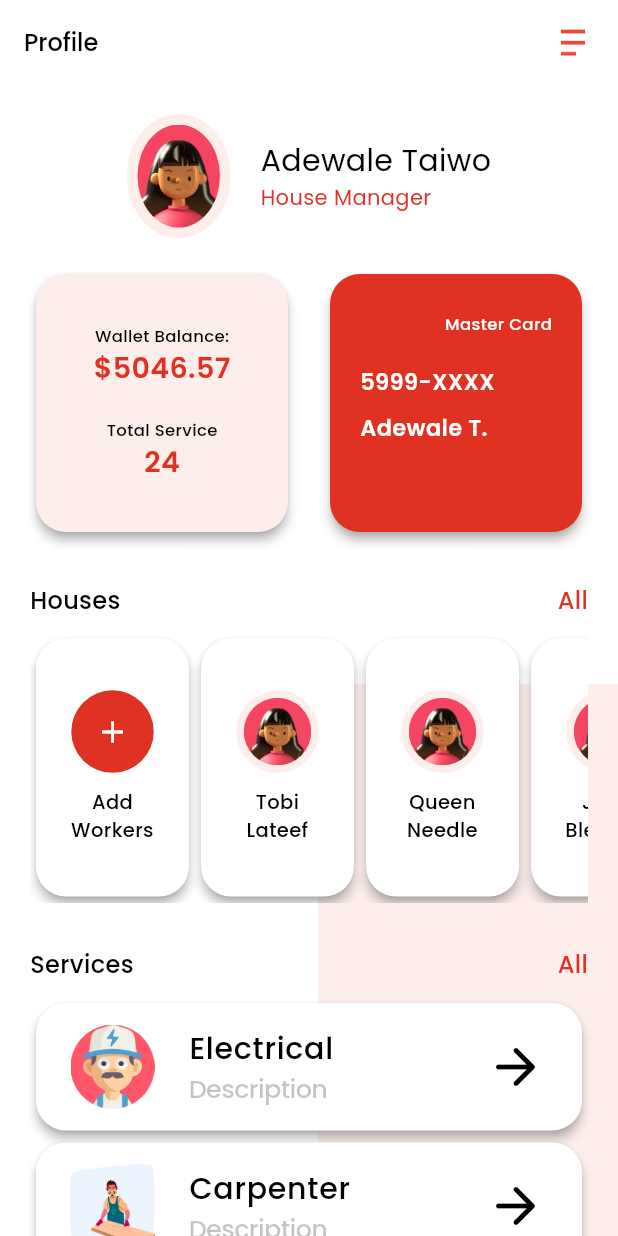
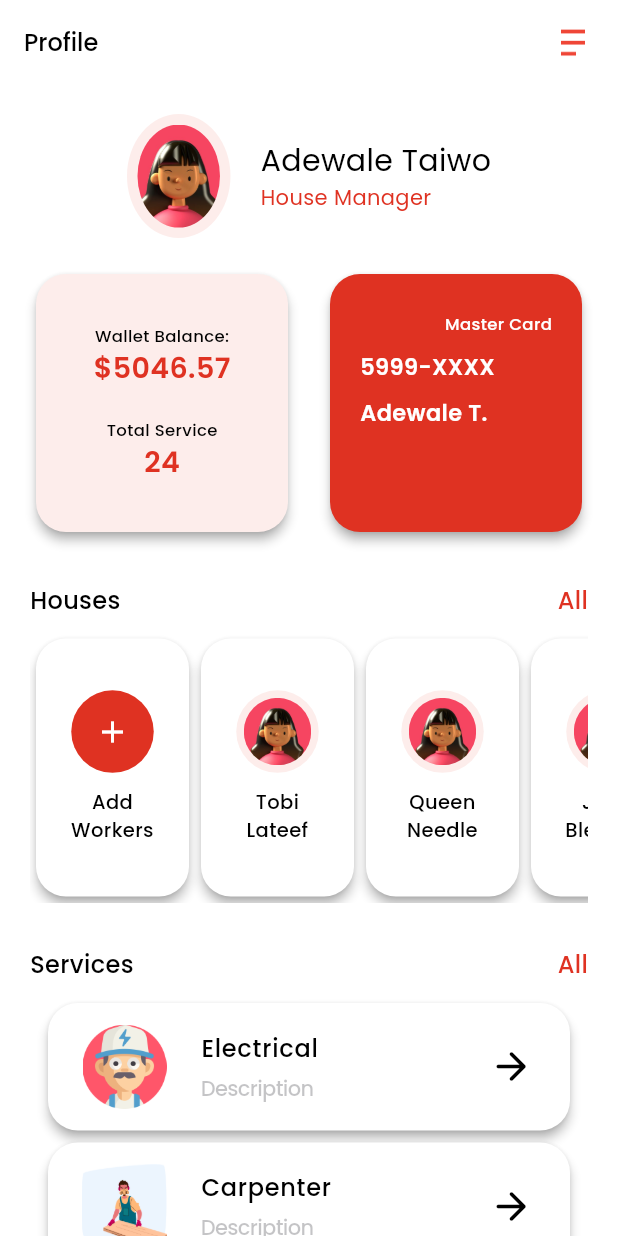
Before and after one commit to SamaShurrab/ServicesAppDesign, a Flutter app: the HomePage screen opened by its route, on a phone screen of 412 x 824 dp. Run offline on Flutter 3.47's test engine with Material 3 defaults, Android fonts, the phone set to English and light mode, and no system bars.

Commit message:
Refactor UI elements and update padding in login and register pages; adjust font sizes and image heights for better layout consistency.

```diff
--- a/lib/custom widget/custom_section_services.dart
+++ b/lib/custom widget/custom_section_services.dart
@@ -29,22 +29,25 @@ class CustomSectionServices extends StatelessWidget {
             servicesNameList[index]["servicesName"],
             style: TextStyle(
               fontWeight: FontWeight.w500,
-              fontSize: 20,
+              fontSize: 16,
               color: Colors.black,
             ),
           ),
-          subtitle: Text(
-            servicesNameList[index]["servicesDescripton"],
-            style: TextStyle(
-              fontWeight: FontWeight.w500,
-              fontSize: 17,
-              letterSpacing: -0.43,
-              color: AppColors.descriptionTextColor,
+          subtitle: Padding(
+            padding: const EdgeInsets.only(top: 5),
+            child: Text(
+              servicesNameList[index]["servicesDescripton"],
+              style: TextStyle(
+                fontWeight: FontWeight.w500,
+                fontSize: 14,
+                letterSpacing: -0.43,
+                color: AppColors.descriptionTextColor,
+              ),
             ),
           ),
           trailing: Icon(
             Icons.arrow_forward_rounded,
-            size: 40,
+            size: 30,
             color: Colors.black,
           ),
         ),
--- a/lib/pages/home_page.dart
+++ b/lib/pages/home_page.dart
@@ -23,63 +23,49 @@ class HomePage extends StatelessWidget {
         elevation: 0,
         title: Text(
           AppStrings.appBarTitle,
-          style: TextStyle(
+          style: const TextStyle(
             fontWeight: FontWeight.w500,
             fontSize: 16,
             color: Colors.black,
           ),
         ),
-        actionsPadding: EdgeInsets.only(right: 20),
+        actionsPadding: const EdgeInsets.only(right: 20),
         actions: [
           InkWell(child: Image.asset(Paths.munu, height: 20, width: 20)),
         ],
         automaticallyImplyLeading: false,
       ),
       body: SingleChildScrollView(
-        child: Stack(
-          children: [
-            Positioned(
-              right: 0,
-              bottom: 0,
-              top: 400,
-              child: Container(
-                width: 200,
-                height: double.infinity,
-                decoration: BoxDecoration(color: AppColors.secondaryColor),
-              ),
-            ),
-            Padding(
-              padding: const EdgeInsets.all(20.0),
+        padding: const EdgeInsets.all(20),
         child: Column(
           children: [
+            // User Info
             Row(
               mainAxisAlignment: MainAxisAlignment.center,
               children: [
                 Container(
                   width: 69,
                   height: 82.72,
-                        decoration: BoxDecoration(
+                  decoration: const BoxDecoration(
                     color: AppColors.secondaryColor,
-                          borderRadius: BorderRadius.all(
-                            Radius.elliptical(50, 60),
-                          ),
+                    borderRadius: BorderRadius.all(Radius.elliptical(50, 60)),
                   ),
                   child: Padding(
                     padding: const EdgeInsets.all(7),
                     child: ClipOval(
                       child: Image.asset(
+                        Paths.userImagePath,
                         width: 55,
                         height: 65.94,
-                              Paths.userImagePath,
                         fit: BoxFit.cover,
                       ),
                     ),
                   ),
                 ),
-                      SizedBox(width: 20),
+                const SizedBox(width: 20),
                 Column(
                   crossAxisAlignment: CrossAxisAlignment.start,
-                        children: [
+                  children: const [
                     Text(
                       AppStrings.userName,
                       style: TextStyle(
@@ -100,7 +86,10 @@ class HomePage extends StatelessWidget {
                 ),
               ],
             ),
-                  SizedBox(height: 20),
+
+            const SizedBox(height: 20),
+
+            // Cards Wallet + MasterCard
             Row(
               mainAxisAlignment: MainAxisAlignment.center,
               children: [
@@ -112,7 +101,7 @@ class HomePage extends StatelessWidget {
                     widget: Column(
                       mainAxisAlignment: MainAxisAlignment.center,
                       children: [
-                              Text(
+                        const Text(
                           AppStrings.walletBalance,
                           style: TextStyle(
                             fontSize: 11,
@@ -120,7 +109,7 @@ class HomePage extends StatelessWidget {
                             color: Colors.black,
                           ),
                         ),
-                              Text(
+                        const Text(
                           AppStrings.walletBalanceNumber,
                           style: TextStyle(
                             fontSize: 19,
@@ -128,8 +117,8 @@ class HomePage extends StatelessWidget {
                             color: AppColors.primaryColor,
                           ),
                         ),
-                              SizedBox(height: 20),
-                              Text(
+                        const SizedBox(height: 20),
+                        const Text(
                           AppStrings.totalService,
                           style: TextStyle(
                             fontSize: 11,
@@ -137,7 +126,7 @@ class HomePage extends StatelessWidget {
                             color: Colors.black,
                           ),
                         ),
-                              Text(
+                        const Text(
                           AppStrings.totalServiceNumber,
                           style: TextStyle(
                             fontSize: 19,
@@ -149,7 +138,7 @@ class HomePage extends StatelessWidget {
                     ),
                   ),
                 ),
-                      SizedBox(width: 20),
+                const SizedBox(width: 20),
                 Expanded(
                   child: CustomCard(
                     height: AppDimensions.heightCardInformation,
@@ -162,7 +151,7 @@ class HomePage extends StatelessWidget {
                       ),
                       child: Column(
                         crossAxisAlignment: CrossAxisAlignment.start,
-                              children: [
+                        children: const [
                           Align(
                             alignment: Alignment.topRight,
                             child: Text(
@@ -174,7 +163,7 @@ class HomePage extends StatelessWidget {
                               ),
                             ),
                           ),
-                                SizedBox(height: 20),
+                          SizedBox(height: 10),
                           Text(
                             AppStrings.masterCardNumber,
                             style: TextStyle(
@@ -199,7 +188,10 @@ class HomePage extends StatelessWidget {
                 ),
               ],
             ),
+
             SizedBox(height: AppDimensions.heightBetweenSections),
+
+            // Houses Section
             CustomSectionName(
               sectionName: AppStrings.houses,
               onTap: () {
@@ -212,13 +204,13 @@ class HomePage extends StatelessWidget {
                 );
               },
             ),
-                  SizedBox(
-                    height: AppDimensions.heightBetweenSectionsAndContents,
-                  ),
+            SizedBox(height: AppDimensions.heightBetweenSectionsAndContents),
             SizedBox(
               width: double.infinity,
               height: AppDimensions.heightCardInformation,
               child: ListView.builder(
+                scrollDirection: Axis.horizontal,
+                shrinkWrap: true,
                 itemCount: Collections.housesName.length,
                 itemBuilder: (context, index) {
                   return CustomSectionHouses(
@@ -226,107 +218,99 @@ class HomePage extends StatelessWidget {
                     index: index,
                   );
                 },
-                      shrinkWrap: true,
-                      scrollDirection: Axis.horizontal,
               ),
             ),
+
             SizedBox(height: AppDimensions.heightBetweenSections),
+
+            // Services Section
             CustomSectionName(
               sectionName: AppStrings.services,
               onTap: () {
                 Navigator.of(context).push(
                   MaterialPageRoute(
                     builder: (context) {
-                            return ViewAllPage(
-                              sectionName: AppStrings.services,
-                            );
+                      return ViewAllPage(sectionName: AppStrings.services);
                     },
                   ),
                 );
               },
             ),
-                  SizedBox(
-                    height: AppDimensions.heightBetweenSectionsAndContents,
-                  ),
-                  ListView.builder(
-                    itemCount: 2,
-                    shrinkWrap: true,
-                    physics: NeverScrollableScrollPhysics(),
-                    itemBuilder: (context, index) {
+            SizedBox(height: AppDimensions.heightBetweenSectionsAndContents),
+            Column(
+              children: List.generate(2, (index) {
                 return CustomSectionServices(
                   servicesNameList: Collections.services,
                   index: index,
                 );
-                    },
+              }),
             ),
+
             SizedBox(height: AppDimensions.heightBetweenSections),
+            // Feedbacks Section
             CustomSectionName(sectionName: AppStrings.feedbacks),
-                  SizedBox(
-                    height: AppDimensions.heightBetweenSectionsAndContents,
-                  ),
-                  SizedBox(
-                    width: double.infinity,
-                    child: ListView.builder(
-                      shrinkWrap: true,
-                      physics: NeverScrollableScrollPhysics(),
-                      itemCount: 2,
-                      itemBuilder: (context, index) {
-                        return Stack(
-                          alignment: Alignment.centerRight,
+            SizedBox(height: AppDimensions.heightBetweenSectionsAndContents),
+            Column(
+              children: List.generate(2, (index) {
+                return Padding(
+                  padding: const EdgeInsets.only(bottom: 10),
+                  child: SizedBox(
+                    height: MediaQuery.sizeOf(context).height * .1,
+                    child: Stack(
                       clipBehavior: Clip.none,
                       children: [
                         Positioned(
                           left: 0,
-                              child: CustomCard(
-                                cardColor: Colors.grey,
-                                widget: ClipRRect(
-                                  borderRadius: BorderRadius.circular(
-                                    AppDimensions.borderRadiusCustomCard,
-                                  ),
+                          child: ClipRRect(
+                            borderRadius: BorderRadius.circular(14),
                             child: Image.asset(
                               Collections.feedbacks[index],
-                                    width: 120,
-                                    height: 80,
-                                    fit: BoxFit.fill,
+                              width: MediaQuery.sizeOf(context).width * .32,
+                              height: MediaQuery.sizeOf(context).height * .1,
+                              fit: BoxFit.cover,
                             ),
                           ),
                         ),
-                            ),
-                            CustomCard(
-                              width: 280,
-                              height: 90,
+                        Positioned(
+                          right: 0,
+                          top: -5,
+                          child: CustomCard(
+                            width: MediaQuery.sizeOf(context).width * .65,
+                            height: MediaQuery.sizeOf(context).height * .11,
                             cardColor: Colors.white,
-                              widget: Row(
-                                spacing: 10,
-                                mainAxisAlignment: MainAxisAlignment.center,
+                            widget: Padding(
+                              padding: const EdgeInsets.all(10),
+                              child: Row(
                                 children: [
                                   ClipOval(
                                     child: Image.asset(
                                       Paths.userImagePath,
-                                      width: 50,
+                                      width: 40,
                                       height: 40,
                                       fit: BoxFit.cover,
                                     ),
                                   ),
-                                  Text(
+                                  const SizedBox(width: 8),
+                                  Expanded(
+                                    child: Text(
                                       AppStrings.feedback1,
-                                    textAlign: TextAlign.center,
-                                    style: TextStyle(
+                                      style: const TextStyle(
+                                        fontSize: 10,
+                                        fontWeight: FontWeight.w600,
                                         color: Colors.black,
-                                      fontSize: 12.5,
-                                      fontWeight: FontWeight.w500,
+                                      ),
                                     ),
                                   ),
                                 ],
                               ),
                             ),
-                          ],
-                        );
-                      },
                           ),
                         ),
                       ],
                     ),
+                  ),
+                );
+              }),
             ),
           ],
         ),
--- a/lib/pages/login_page.dart
+++ b/lib/pages/login_page.dart
@@ -23,12 +23,12 @@ class LoginPageState extends State<LoginPage> {
   Widget build(BuildContext context) {
     return Scaffold(
       body: Padding(
-        padding: const EdgeInsets.symmetric(horizontal: 20),
+        padding: const EdgeInsets.symmetric(horizontal: 20, vertical: 20),
         child: SingleChildScrollView(
           child: Center(
             child: Column(
               children: [
-                Image.asset(Paths.signinUpImage, height: 280),
+                Image.asset(Paths.signinUpImage, height: 250),
                 Text(
                   AppStrings.loginTitle,
                   style: TextStyle(
@@ -122,7 +122,7 @@ class LoginPageState extends State<LoginPage> {
                           ),
                         ],
                       ),
-                      SizedBox(height: 80),
+                      SizedBox(height: 50),
                       CustomButton(
                         shape: RoundedRectangleBorder(
                           borderRadius: BorderRadius.circular(10),
--- a/lib/pages/register_page.dart
+++ b/lib/pages/register_page.dart
@@ -24,12 +24,12 @@ class RegisterPageState extends State<RegisterPage> {
   Widget build(BuildContext context) {
     return Scaffold(
       body: Padding(
-        padding: const EdgeInsets.symmetric(horizontal: 20),
+        padding: const EdgeInsets.symmetric(horizontal: 20, vertical: 20),
         child: SingleChildScrollView(
           child: Center(
             child: Column(
               children: [
-                Image.asset(Paths.signinUpImage, height: 280),
+                Image.asset(Paths.signinUpImage, height: 250),
                 Text(
                   AppStrings.getStarted,
                   style: TextStyle(
@@ -131,7 +131,8 @@ class RegisterPageState extends State<RegisterPage> {
                         mainAxisAlignment: MainAxisAlignment.center,
                         children: [
                           CustomCheckbox(),
-                          RichText(
+                          Expanded(
+                            child: RichText(
                               text: TextSpan(
                                 text: AppStrings.termsAndConditions.substring(
                                   0,
@@ -145,10 +146,8 @@ class RegisterPageState extends State<RegisterPage> {
                                 ),
                                 children: [
                                   TextSpan(
-                                  text: AppStrings.termsAndConditions.substring(
-                                    37,
-                                    42,
-                                  ),
+                                    text: AppStrings.termsAndConditions
+                                        .substring(37, 42),
                                     style: TextStyle(
                                       color: AppColors.checkboxColorButtonText,
                                       overflow: TextOverflow.ellipsis,
@@ -156,13 +155,12 @@ class RegisterPageState extends State<RegisterPage> {
                                   ),
 
                                   TextSpan(
-                                  text: AppStrings.termsAndConditions.substring(
-                                    42,
-                                    47,
-                                  ),
+                                    text: AppStrings.termsAndConditions
+                                        .substring(42, 47),
                                   ),
                                   TextSpan(
-                                  text: AppStrings.termsAndConditions.substring(
+                                    text: AppStrings.termsAndConditions
+                                        .substring(
                                           47,
                                           AppStrings.termsAndConditions.length,
                                         ),
@@ -173,9 +171,10 @@ class RegisterPageState extends State<RegisterPage> {
                                 ],
                               ),
                             ),
+                          ),
                         ],
                       ),
-                      SizedBox(height: 80),
+                      SizedBox(height: 50),
                       CustomButton(
                         shape: RoundedRectangleBorder(
                           borderRadius: BorderRadius.circular(10),
```
Also changed, not shown: pubspec.lock. Lines whose indentation alone changed are shown as unchanged.
